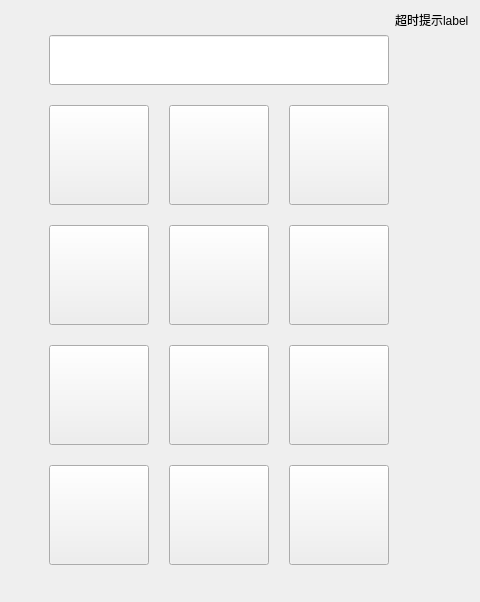
ChaoII/fram-qt, file widgets/inputpage.ui: the form before one commit.
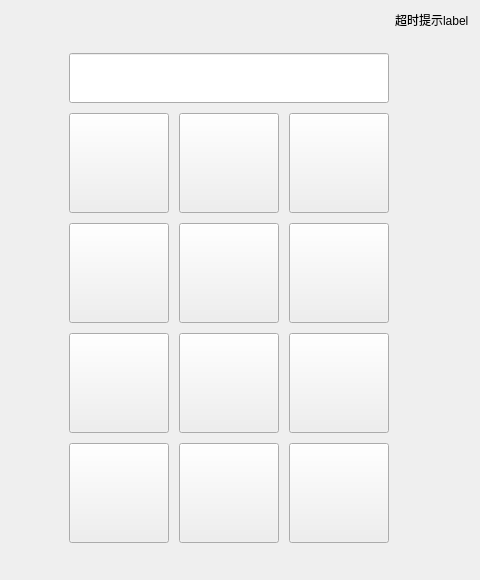
The form after the commit. Icons and pictures are not drawn.

The edit to the form file:
```diff
--- a/widgets/inputpage.ui
+++ b/widgets/inputpage.ui
@@ -30,7 +30,7 @@
      <item>
       <layout class="QGridLayout" name="gridLayout_3">
        <property name="spacing">
-        <number>20</number>
+        <number>10</number>
        </property>
        <item row="1" column="0">
         <widget class="QPushButton" name="pb_1">
@@ -565,19 +565,6 @@
      </property>
     </widget>
    </item>
-   <item row="5" column="1">
-    <spacer name="verticalSpacer_2">
-     <property name="orientation">
-      <enum>Qt::Vertical</enum>
-     </property>
-     <property name="sizeHint" stdset="0">
-      <size>
-       <width>20</width>
-       <height>57</height>
-      </size>
-     </property>
-    </spacer>
-   </item>
    <item row="1" column="1">
     <spacer name="verticalSpacer">
      <property name="orientation">
```
Left out of the diff: 70 changed lines with no effect on the pictures.
